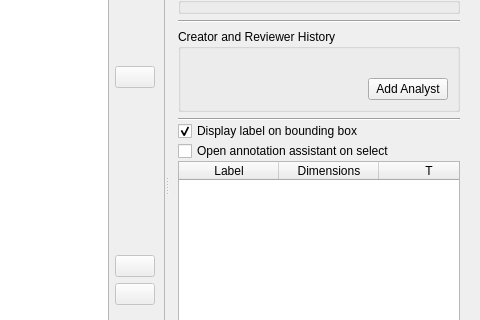
Before: the Qt Designer form bboxee/gui/annotation_widget.ui in persts/BBoxEE, drawn with Qt 5; both pictures show x 708 to 1188 and y 172 to 492 of the 1188 by 713 pixel window.
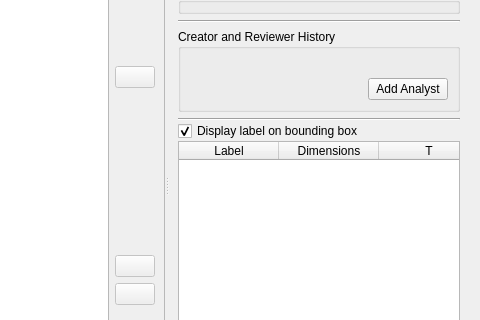
After: the same form once the commit is applied. Icons and pictures are not drawn. Custom widgets are drawn as their Qt base class.

Commit message: Improved select on hover

Patch:
```diff
--- a/bboxee/gui/annotation_widget.ui
+++ b/bboxee/gui/annotation_widget.ui
@@ -670,13 +670,6 @@
             </property>
            </widget>
           </item>
-          <item>
-           <widget class="QCheckBox" name="checkBoxAnnotationAssistant">
-            <property name="text">
-             <string>Open annotation assistant on select</string>
-            </property>
-           </widget>
-          </item>
           <item>
            <widget class="QTableWidget" name="tw_labels">
             <column>
```
The commit also changes 2 other files.
